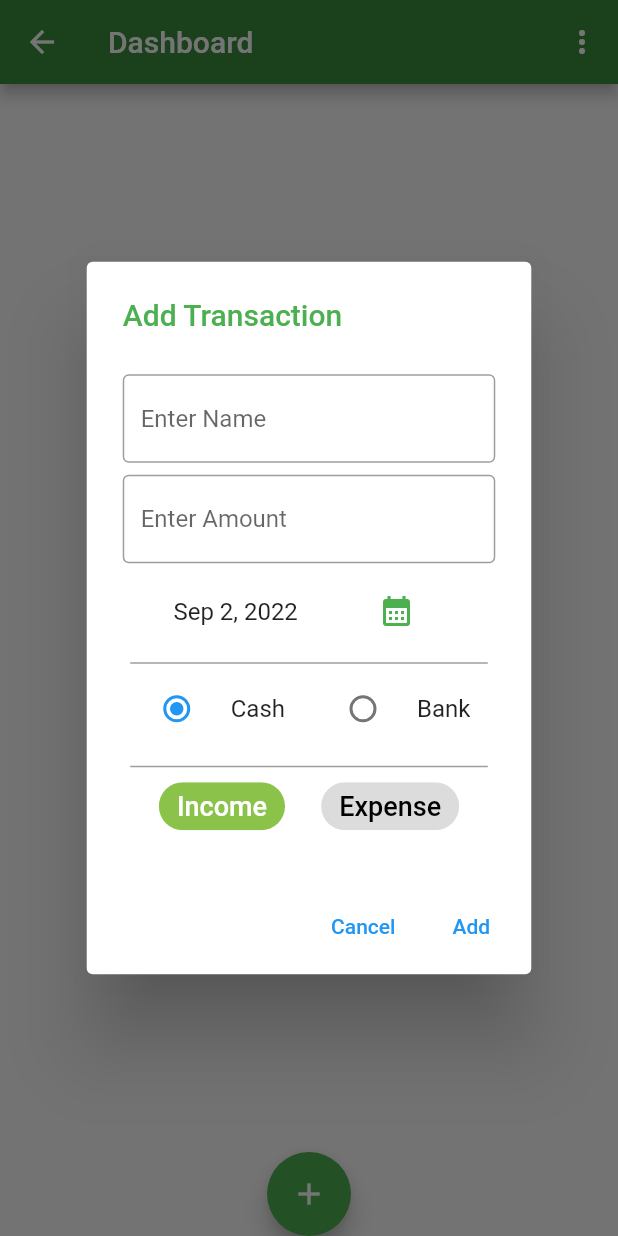
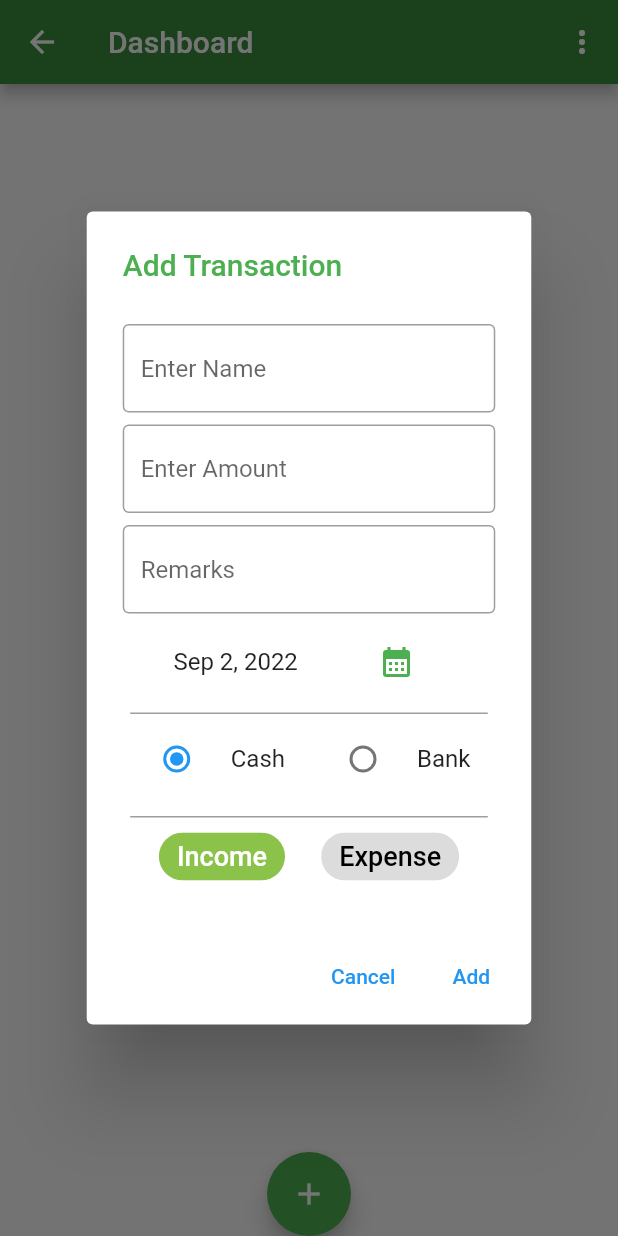
Before and after one commit to godara-anil/app_school, a Flutter app: the dashboard screen opened by its route, after a tap on the "add" icon, on a phone screen of 412 x 824 dp. Run offline on Flutter 3.47's test engine with Material 2 defaults, Android fonts, the phone set to English and light mode, and no system bars; our stand-ins replace flutter_native_splash, hive, hive_flutter, local_auth, permission_handler, share_plus and 1 more; accounts and stored records are empty.

Commit message:
added remarks in expenses

```diff
--- a/lib/model/Expenses.dart
+++ b/lib/model/Expenses.dart
@@ -15,15 +15,8 @@ class Expenses extends HiveObject {
   late int? sessionKey;
   @HiveField(6)
   late bool? isBank = false;
-
-  Map<String, dynamic> toJson() => {
-    'amount' : this.amount,
-    'isExpense' : this.isExpense,
-    'date'  : this.date,
-    'category' : this.category,
-    'sessionKey' : this.sessionKey,
-    'isBank'  : this.isBank,
-  };
+  @HiveField(7)
+  late String? remarks;
 }
 @HiveType(typeId:1)
 class Sessions extends HiveObject {
--- a/lib/pages/dashboard.dart
+++ b/lib/pages/dashboard.dart
@@ -443,7 +443,7 @@ class _dashboardState extends State<dashboard> {
       ],
     );
   }
-  Future addTransaction(double amount, String name, bool isExpense, DateTime date, bool isBank) async {
+  Future addTransaction(double amount, String name, bool isExpense, DateTime date, bool isBank, String remarks) async {
     //print(currentSessionKey);
     final expenses = Expenses()
       ..amount = amount
@@ -451,7 +451,8 @@ class _dashboardState extends State<dashboard> {
       ..date = date
       ..isExpense = isExpense
       ..sessionKey = currentSessionKey
-      ..isBank = isBank;
+      ..isBank = isBank
+      ..remarks = remarks;
 
     final box = Boxes.getTransactions();
     box.add(expenses);
--- a/lib/pages/expense_list.dart
+++ b/lib/pages/expense_list.dart
@@ -233,7 +233,15 @@ class _expensesState extends State<expenses> {
       ),
     );
   }
-  Widget buildButtons(BuildContext context, Expenses transaction) => Row(
+  Widget buildButtons(BuildContext context, Expenses transaction) => Column(
+    children: [
+      Row(
+        children: [
+          getRemarks(transaction.remarks)
+        ],
+
+      ),
+      Row(
         children: [
           Expanded(
             child: TextButton.icon(
@@ -243,8 +251,8 @@ class _expensesState extends State<expenses> {
                 MaterialPageRoute(
                   builder: (context) => AddExpenseDialog(
                     expenses: transaction,
-                onClickDone: (amount, name, isExpense, date, isBank) =>
-                    editTransaction(transaction, name, amount, isExpense, date, isBank),
+                    onClickDone: (amount, name, isExpense, date, isBank, remarks) =>
+                        editTransaction(transaction, name, amount, isExpense, date, isBank, remarks),
                   ),
                 ),
               ),
@@ -258,15 +266,18 @@ class _expensesState extends State<expenses> {
             ),
           )
         ],
+      ),
+    ],
   );
-  Future addTransaction(double amount, String name, bool isExpense, DateTime date, bool isBank) async {
+  Future addTransaction(double amount, String name, bool isExpense, DateTime date, bool isBank, String remarks) async {
     final expenses = Expenses()
       ..amount = amount
       ..category = name
       ..date = date
       ..isExpense = isExpense
       ..sessionKey = currentSessionKey
-      ..isBank = isBank;
+      ..isBank = isBank
+      ..remarks = remarks;
 
     final box = Boxes.getTransactions();
     box.add(expenses);
@@ -280,9 +291,11 @@ class _expensesState extends State<expenses> {
       double amount,
       bool isExpense,
       DateTime date,
-      bool isBank
+      bool isBank,
+      String remarks
       ) {
     transaction.category = name;
+    transaction.remarks = remarks;
     transaction.amount = amount;
     transaction.isExpense = isExpense;
     transaction.isBank = isBank;
@@ -315,4 +328,20 @@ class _expensesState extends State<expenses> {
    //
     //setState(() => transactions.remove(transaction));
   }
+  Widget getRemarks(remark) {
+    if(remark != null) {
+       return Expanded(
+          child:  Padding(
+            padding: const EdgeInsets.fromLTRB(25.0,0,0,0),
+            child: Text(remark,
+            style: const TextStyle(
+              fontSize: 16,
+            ),),
+          )
+      );
     }
+    else {
+      return Column();
+    }
+  }
+}
--- a/lib/widget/addExpensesDialog.dart
+++ b/lib/widget/addExpensesDialog.dart
@@ -5,7 +5,7 @@ import 'package:intl/intl.dart';
 class AddExpenseDialog extends StatefulWidget {
   final Expenses? expenses;
   final incomeOrExpense;
-  final Function(double amount, String category, bool isExpense, DateTime date, bool isBank) onClickDone;
+  final Function(double amount, String category, bool isExpense, DateTime date, bool isBank, String remarks) onClickDone;
   const AddExpenseDialog({
     Key? key,
     this.expenses,
@@ -20,6 +20,7 @@ class AddExpenseDialog extends StatefulWidget {
 class _AddExpenseDialogState extends State<AddExpenseDialog> {
   final formKey = GlobalKey<FormState>();
   final nameController = TextEditingController();
+  final remarksController = TextEditingController();
   final amountController = TextEditingController();
   DateTime date = DateTime.now();
   bool isExpense = true;
@@ -30,8 +31,8 @@ class _AddExpenseDialogState extends State<AddExpenseDialog> {
     super.initState();
     if (widget.expenses != null) {
       final expenses = widget.expenses!;
-
       nameController.text = expenses.category;
+      if(expenses.remarks != null)  remarksController.text = expenses.remarks!;
       amountController.text = expenses.amount.toString();
       isExpense = expenses.isExpense;
       date = expenses.date;
@@ -45,6 +46,7 @@ class _AddExpenseDialogState extends State<AddExpenseDialog> {
   void dispose() {
     nameController.dispose();
     amountController.dispose();
+    remarksController.dispose();
      super.dispose();
   }
   @override
@@ -66,13 +68,14 @@ class _AddExpenseDialogState extends State<AddExpenseDialog> {
               SizedBox(height: 8),
               buildAmount(),
               SizedBox(height: 8),
+              buildRemarks(),
+              SizedBox(height: 8),
               buildDate(formatedDate),
               SizedBox(height: 8),
               buildDivider(),
               buildCashBank(),
               SizedBox(height: 8),
               buildDivider(),
-              //buildRadioButtons(),
               buildChoiceChips(),
             ],
           ),
@@ -92,6 +95,13 @@ class _AddExpenseDialogState extends State<AddExpenseDialog> {
     ),
     validator: (name) =>
     name != null && name.isEmpty ? 'Enter a name' : null,
+  );
+  Widget buildRemarks() => TextFormField(
+    controller: remarksController,
+    decoration: InputDecoration(
+      border: OutlineInputBorder(),
+      hintText: 'Remarks',
+    ),
   );
   Widget buildDate(formatedDate) => Row(
     mainAxisAlignment: MainAxisAlignment.spaceEvenly,
@@ -120,23 +130,6 @@ class _AddExpenseDialogState extends State<AddExpenseDialog> {
         ? 'Enter a valid number'
         : null,
     controller: amountController,
-  );
-
-  Widget buildRadioButtons() => Column(
-    children: [
-      RadioListTile<bool>(
-        title: Text('Expense'),
-        value: true,
-        groupValue: isExpense,
-        onChanged: (value) => setState(() => isExpense = value!),
-      ),
-      RadioListTile<bool>(
-        title: Text('Income'),
-        value: false,
-        groupValue: isExpense,
-        onChanged: (value) => setState(() => isExpense = value!),
-      ),
-    ],
   );
   Widget buildChoiceChips() => Row(
     mainAxisAlignment: MainAxisAlignment.spaceEvenly,
@@ -196,21 +189,17 @@ class _AddExpenseDialogState extends State<AddExpenseDialog> {
     child: Text('Cancel'),
     onPressed: () => Navigator.of(context).pop(),
   );
-
   Widget buildAddButton(BuildContext context, {required bool isEditing}) {
     final text = isEditing ? 'Save' : 'Add';
-
     return TextButton(
       child: Text(text),
       onPressed: () async {
         final isValid = formKey.currentState!.validate();
-
         if (isValid) {
           final name = nameController.text;
+          final remarks = remarksController.text;
           final amount = double.tryParse(amountController.text) ?? 0;
-
-          widget.onClickDone(amount, name, isExpense, date, isBank);
-
+          widget.onClickDone(amount, name, isExpense, date, isBank, remarks);
           Navigator.of(context).pop();
         }
       },
--- a/pubspec.yaml
+++ b/pubspec.yaml
@@ -15,7 +15,7 @@ publish_to: 'none' # Remove this line if you wish to publish to pub.dev
 # In iOS, build-name is used as CFBundleShortVersionString while build-number used as CFBundleVersion.
 # Read more about iOS versioning at
 # https://developer.apple.com/library/archive/documentation/General/Reference/InfoPlistKeyReference/Articles/CoreFoundationKeys.html
-version: 1.0.2+1
+version: 1.0.3+2
 
 environment:
   sdk: ">=2.17.5 <3.0.0"
```
Also changed, not shown: lib/model/Expenses.g.dart. Lines whose indentation alone changed are shown as unchanged.
